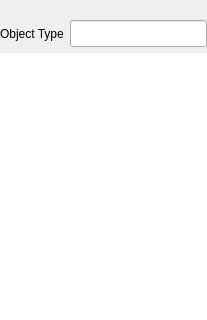
Above: startrak-ui/qt/layouts/insp_undef.ui from JotaRata/StarTrak-continued before the change; both pictures show x 0 to 207 and y 0 to 320 of the 207 by 687 pixel window. Below: the same form after it.
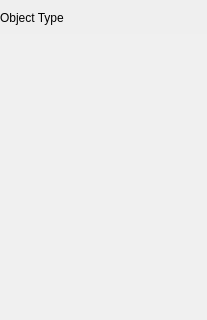
That is the form after the change.

Patch:
```diff
--- a/startrak-ui/qt/layouts/insp_undef.ui
+++ b/startrak-ui/qt/layouts/insp_undef.ui
@@ -14,6 +14,9 @@
    <string>Frame</string>
   </property>
   <layout class="QVBoxLayout" name="verticalLayout">
+   <property name="spacing">
+    <number>9</number>
+   </property>
    <property name="sizeConstraint">
     <enum>QLayout::SetMaximumSize</enum>
    </property>
@@ -24,64 +27,26 @@
     <number>0</number>
    </property>
    <item>
-    <widget class="QFrame" name="frame">
-     <property name="sizePolicy">
-      <sizepolicy hsizetype="Preferred" vsizetype="Maximum">
-       <horstretch>0</horstretch>
-       <verstretch>0</verstretch>
-      </sizepolicy>
+    <widget class="QLabel" name="nameField">
+     <property name="text">
+      <string>Object Type</string>
      </property>
-     <property name="frameShape">
-      <enum>QFrame::NoFrame</enum>
-     </property>
-     <property name="frameShadow">
-      <enum>QFrame::Plain</enum>
-     </property>
-     <layout class="QHBoxLayout" name="horizontalLayout">
-      <property name="leftMargin">
-       <number>0</number>
-      </property>
-      <property name="rightMargin">
-       <number>0</number>
-      </property>
-      <property name="bottomMargin">
-       <number>0</number>
-      </property>
-      <item>
-       <widget class="QLabel" name="label">
-        <property name="styleSheet">
-         <string notr="true"/>
-        </property>
-        <property name="text">
-         <string>Object Type</string>
-        </property>
-        <property name="buddy">
-         <cstring>nameField</cstring>
-        </property>
-       </widget>
-      </item>
-      <item>
-       <widget class="QLineEdit" name="nameField">
-        <property name="styleSheet">
-         <string notr="true">font-size: 12pt;</string>
-        </property>
-        <property name="readOnly">
-         <bool>true</bool>
-        </property>
-       </widget>
-      </item>
-     </layout>
     </widget>
    </item>
    <item>
     <widget class="QTextEdit" name="contentField">
      <property name="styleSheet">
       <string notr="true">font-size: 10pt;
+
+background-color: rgba(255, 255, 255, 20);
 </string>
      </property>
      <property name="frameShape">
       <enum>QFrame::NoFrame</enum>
      </property>
+     <property name="frameShadow">
+      <enum>QFrame::Plain</enum>
+     </property>
      <property name="lineWrapMode">
       <enum>QTextEdit::NoWrap</enum>
      </property>
```
